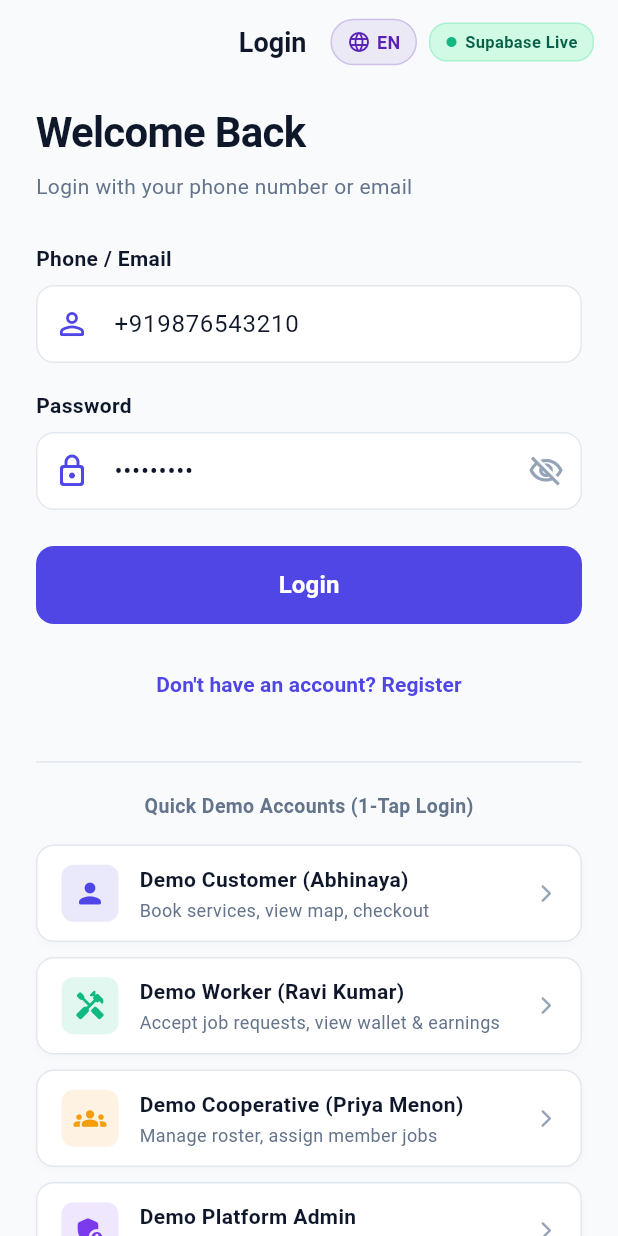
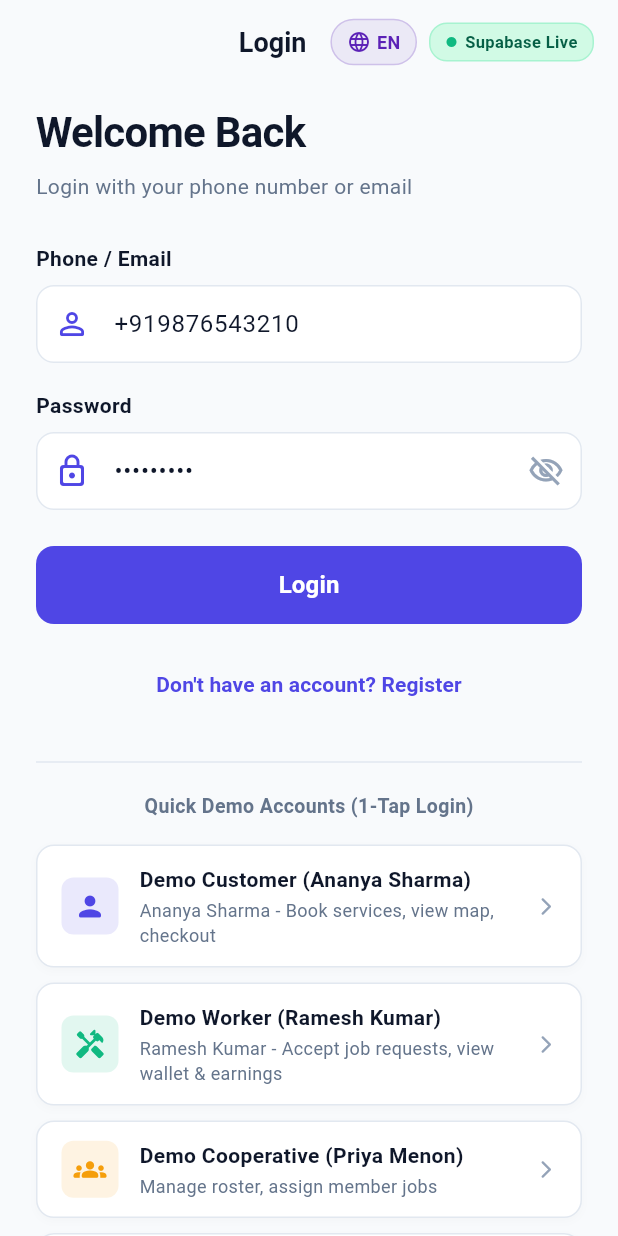
Before and after one commit to harijithm2025cys-code/Cooperative-Gig-Services-Platform-frontend, a Flutter app: the screen it shows after launch, on a phone screen of 412 x 824 dp. Run offline on Flutter 3.47's test engine with Material 3 defaults, Android fonts, the phone set to English and light mode, and no system bars; our stand-ins replace cloud_firestore, dio, firebase_core, firebase_messaging, flutter_secure_storage, geolocator and 1 more; accounts and stored records are empty.

Commit message:
fix(ui): update customer demo tile to Ananya Sharma and set fallback user to Ananya Sharma

```diff
--- a/lib/screens/auth/login_screen.dart
+++ b/lib/screens/auth/login_screen.dart
@@ -277,8 +277,8 @@ class _LoginScreenState extends State<LoginScreen> {
 
               // 1. Customer Demo Tile
               _DemoLoginTile(
-                title: isTamil ? 'டெமோ வாடிக்கையாளர் (அபினயா / அனன்யா)' : 'Demo Customer (Abhinaya)',
-                subtitle: isTamil ? 'சேவை முன்பதிவு, வரைபடம், கட்டணம்' : 'Book services, view map, checkout',
+                title: isTamil ? 'டெமோ வாடிக்கையாளர் (அனன்யா ஷர்மா)' : 'Demo Customer (Ananya Sharma)',
+                subtitle: isTamil ? 'அனன்யா ஷர்மா - சேவை முன்பதிவு, வரைபடம், கட்டணம்' : 'Ananya Sharma - Book services, view map, checkout',
                 icon: Icons.person_rounded,
                 color: const Color(0xFF4F46E5),
                 onTap: () => _handleLogin('ananya@example.com', 'Demo@2024', UserRole.customer),
@@ -287,8 +287,8 @@ class _LoginScreenState extends State<LoginScreen> {
 
               // 2. Worker Demo Tile
               _DemoLoginTile(
-                title: isTamil ? 'டெமோ தொழிலாளர் (ரவி குமார்)' : 'Demo Worker (Ravi Kumar)',
-                subtitle: isTamil ? 'வேலை ஏற்க, வருவாய் & பணப்பை விவரங்கள்' : 'Accept job requests, view wallet & earnings',
+                title: isTamil ? 'டெமோ தொழிலாளர் (ரமேஷ் குமார்)' : 'Demo Worker (Ramesh Kumar)',
+                subtitle: isTamil ? 'ரமேஷ் குமார் - வேலை ஏற்க, வருவாய் & பணப்பை விவரங்கள்' : 'Ramesh Kumar - Accept job requests, view wallet & earnings',
                 icon: Icons.handyman_rounded,
                 color: const Color(0xFF10B981),
                 onTap: () => _handleLogin('ramesh.worker@coop.org', 'Demo@2024', UserRole.cooperativeWorker),
--- a/lib/services/api_service.dart
+++ b/lib/services/api_service.dart
@@ -620,11 +620,11 @@ class ApiService {
       } else {
         currentUser = const User(
           id: 'usr_house_01',
-          name: 'Harijith M',
+          name: 'Ananya Sharma',
           phone: '+91 98765 12345',
-          email: 'harijith@example.com',
+          email: 'ananya@example.com',
           role: UserRole.customer,
-          address: 'Flat 402, Green Glen Layout, Koramangala, Bengaluru',
+          address: 'Flat 402, Green Glen Layout, Bellandur, Bengaluru',
           token: 'jwt_token_demo_household',
         );
       }
```
Also changed, not shown: 1 other file.
